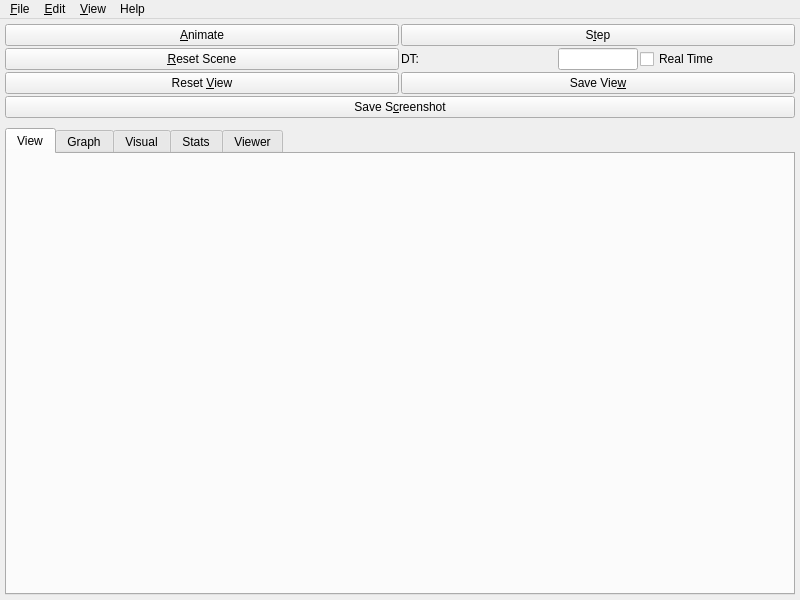
The window that applications/sofa/gui/qt/GUI.ui (sofa-framework/sofa) describes before a commit, drawn with Qt 5.
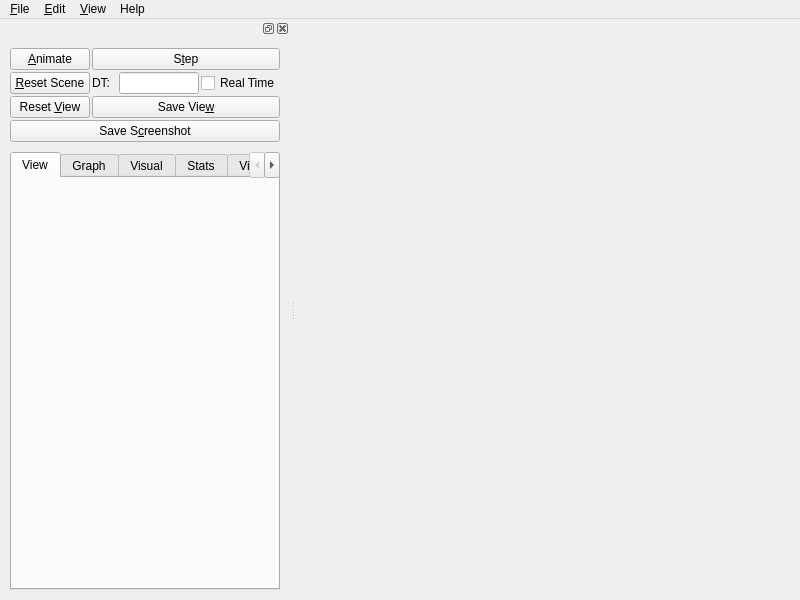
The same window after the commit. Icons and pictures are not drawn.

Commit message: runSofa qtGui: Clean up of dock widget mechanism, and set back resizing feature

```diff
--- a/applications/sofa/gui/qt/GUI.ui
+++ b/applications/sofa/gui/qt/GUI.ui
@@ -30,31 +30,144 @@
    <string>Sofa</string>
   </property>
   <widget class="QWidget" name="widget">
+   <property name="sizePolicy">
+    <sizepolicy hsizetype="Expanding" vsizetype="Expanding">
+     <horstretch>0</horstretch>
+     <verstretch>0</verstretch>
+    </sizepolicy>
+   </property>
    <property name="minimumSize">
     <size>
-     <width>200</width>
+     <width>0</width>
      <height>0</height>
     </size>
    </property>
    <layout class="QVBoxLayout">
-    <property name="margin">
+    <property name="sizeConstraint">
+     <enum>QLayout::SetNoConstraint</enum>
+    </property>
+    <property name="leftMargin">
+     <number>0</number>
+    </property>
+    <property name="topMargin">
+     <number>0</number>
+    </property>
+    <property name="rightMargin">
+     <number>0</number>
+    </property>
+    <property name="bottomMargin">
      <number>0</number>
     </property>
     <item>
-     <widget class="QSplitter" name="splitter2">
-      <property name="orientation">
-       <enum>Qt::Horizontal</enum>
-      </property>
-      <property name="opaqueResize">
-       <bool>false</bool>
-      </property>
-      <property name="handleWidth">
-       <number>1</number>
-      </property>
+     <layout class="QHBoxLayout" name="mainWidgetLayout"/>
+    </item>
+   </layout>
+  </widget>
+  <widget class="QMenuBar" name="menubar">
+   <property name="enabled">
+    <bool>true</bool>
+   </property>
+   <property name="geometry">
+    <rect>
+     <x>0</x>
+     <y>0</y>
+     <width>800</width>
+     <height>22</height>
+    </rect>
+   </property>
+   <widget class="QMenu" name="fileMenu">
+    <property name="title">
+     <string>&amp;File</string>
+    </property>
+    <addaction name="fileNewAction"/>
+    <addaction name="fileOpenAction"/>
+    <addaction name="fileReloadAction"/>
+    <addaction name="fileSaveAction"/>
+    <addaction name="fileSaveAsAction"/>
+    <addaction name="separator"/>
+    <addaction name="separator"/>
+    <addaction name="fileExitAction"/>
+   </widget>
+   <widget class="QMenu" name="editMenu">
+    <property name="title">
+     <string>&amp;Edit</string>
+    </property>
+    <addaction name="editRecordDirectoryAction"/>
+    <addaction name="editGnuplotDirectoryAction"/>
+    <addaction name="separator"/>
+    <addaction name="PluginManagerAction"/>
+    <addaction name="MouseManagerAction"/>
+    <addaction name="VideoRecorderManagerAction"/>
+   </widget>
+   <widget class="QMenu" name="View">
+    <property name="title">
+     <string>&amp;View</string>
+    </property>
+   </widget>
+   <widget class="QMenu" name="helpMenu">
+    <property name="title">
+     <string>Help</string>
+    </property>
+    <addaction name="helpContentsAction"/>
+    <addaction name="helpIndexAction"/>
+    <addaction name="separator"/>
+    <addaction name="helpAboutAction"/>
+   </widget>
+   <addaction name="fileMenu"/>
+   <addaction name="editMenu"/>
+   <addaction name="View"/>
+   <addaction name="helpMenu"/>
+  </widget>
+  <widget class="QDockWidget" name="dockWidget">
+   <property name="sizePolicy">
+    <sizepolicy hsizetype="Minimum" vsizetype="Expanding">
+     <horstretch>0</horstretch>
+     <verstretch>0</verstretch>
+    </sizepolicy>
+   </property>
+   <property name="minimumSize">
+    <size>
+     <width>200</width>
+     <height>551</height>
+    </size>
+   </property>
+   <attribute name="dockWidgetArea">
+    <number>1</number>
+   </attribute>
+   <widget class="QWidget" name="dockWidgetContents">
+    <property name="sizePolicy">
+     <sizepolicy hsizetype="Minimum" vsizetype="Expanding">
+      <horstretch>0</horstretch>
+      <verstretch>0</verstretch>
+     </sizepolicy>
+    </property>
+    <property name="minimumSize">
+     <size>
+      <width>200</width>
+      <height>0</height>
+     </size>
+    </property>
+    <layout class="QHBoxLayout" name="horizontalLayout">
+     <item>
       <widget class="QWidget" name="optionTabs" native="true">
-       <layout class="QVBoxLayout">
+       <property name="enabled">
+        <bool>true</bool>
+       </property>
+       <property name="sizePolicy">
+        <sizepolicy hsizetype="Expanding" vsizetype="Expanding">
+         <horstretch>0</horstretch>
+         <verstretch>0</verstretch>
+        </sizepolicy>
+       </property>
+       <layout class="QVBoxLayout" name="_13">
+        <property name="sizeConstraint">
+         <enum>QLayout::SetNoConstraint</enum>
+        </property>
         <item>
-         <layout class="QGridLayout">
+         <layout class="QGridLayout" name="_14">
+          <property name="sizeConstraint">
+           <enum>QLayout::SetNoConstraint</enum>
+          </property>
           <item row="2" column="0">
            <widget class="QPushButton" name="ResetViewButton">
             <property name="enabled">
@@ -71,46 +184,6 @@
             </property>
            </widget>
           </item>
-          <item row="1" column="1">
-           <layout class="QHBoxLayout">
-            <item>
-             <widget class="QLabel" name="dtLabel">
-              <property name="text">
-               <string>DT:</string>
-              </property>
-              <property name="wordWrap">
-               <bool>false</bool>
-              </property>
-             </widget>
-            </item>
-            <item>
-             <widget class="QLineEdit" name="dtEdit">
-              <property name="sizePolicy">
-               <sizepolicy hsizetype="Preferred" vsizetype="Fixed">
-                <horstretch>0</horstretch>
-                <verstretch>0</verstretch>
-               </sizepolicy>
-              </property>
-              <property name="maximumSize">
-               <size>
-                <width>80</width>
-                <height>32767</height>
-               </size>
-              </property>
-             </widget>
-            </item>
-            <item>
-             <widget class="QCheckBox" name="realTimeCheckBox">
-              <property name="toolTip">
-               <string>Use the duration of the previous simulation step as the next DT</string>
-              </property>
-              <property name="text">
-               <string>Real Time</string>
-              </property>
-             </widget>
-            </item>
-           </layout>
-          </item>
           <item row="0" column="0">
            <widget class="QPushButton" name="startButton">
             <property name="toolTip">
@@ -185,6 +258,55 @@
             </property>
            </widget>
           </item>
+          <item row="1" column="1">
+           <layout class="QHBoxLayout" name="_15">
+            <property name="sizeConstraint">
+             <enum>QLayout::SetNoConstraint</enum>
+            </property>
+            <item>
+             <widget class="QLabel" name="dtLabel">
+              <property name="text">
+               <string>DT:</string>
+              </property>
+              <property name="wordWrap">
+               <bool>false</bool>
+              </property>
+             </widget>
+            </item>
+            <item>
+             <widget class="QLineEdit" name="dtEdit">
+              <property name="sizePolicy">
+               <sizepolicy hsizetype="Expanding" vsizetype="Fixed">
+                <horstretch>0</horstretch>
+                <verstretch>0</verstretch>
+               </sizepolicy>
+              </property>
+              <property name="minimumSize">
+               <size>
+                <width>20</width>
+                <height>0</height>
+               </size>
+              </property>
+              <property name="maximumSize">
+               <size>
+                <width>80</width>
+                <height>32767</height>
+               </size>
+              </property>
+             </widget>
+            </item>
+            <item>
+             <widget class="QCheckBox" name="realTimeCheckBox">
+              <property name="toolTip">
+               <string>Use the duration of the previous simulation step as the next DT</string>
+              </property>
+              <property name="text">
+               <string>Real Time</string>
+              </property>
+             </widget>
+            </item>
+           </layout>
+          </item>
          </layout>
         </item>
         <item>
@@ -205,26 +327,44 @@
         </item>
         <item>
          <widget class="QTabWidget" name="tabs">
+          <property name="sizePolicy">
+           <sizepolicy hsizetype="Expanding" vsizetype="Expanding">
+            <horstretch>0</horstretch>
+            <verstretch>0</verstretch>
+           </sizepolicy>
+          </property>
+          <property name="minimumSize">
+           <size>
+            <width>200</width>
+            <height>0</height>
+           </size>
+          </property>
           <widget class="QWidget" name="tabView">
+           <property name="sizePolicy">
+            <sizepolicy hsizetype="Expanding" vsizetype="Expanding">
+             <horstretch>0</horstretch>
+             <verstretch>0</verstretch>
+            </sizepolicy>
+           </property>
            <attribute name="title">
             <string>View</string>
            </attribute>
-           <layout class="QGridLayout">
+           <layout class="QGridLayout" name="gridLayout1">
             <item row="2" column="0">
-             <layout class="QGridLayout">
+             <layout class="QGridLayout" name="_17">
               <item row="1" column="0">
-               <layout class="QGridLayout">
+               <layout class="QGridLayout" name="_18">
                 <item row="0" column="2">
                  <spacer name="spacer8">
                   <property name="orientation">
                    <enum>Qt::Horizontal</enum>
                   </property>
                   <property name="sizeType">
-                   <enum>QSizePolicy::Expanding</enum>
+                   <enum>QSizePolicy::Ignored</enum>
                   </property>
                   <property name="sizeHint" stdset="0">
                    <size>
-                    <width>299</width>
+                    <width>0</width>
                     <height>16</height>
                    </size>
                   </property>
@@ -258,11 +398,11 @@
                    <enum>Qt::Horizontal</enum>
                   </property>
                   <property name="sizeType">
-                   <enum>QSizePolicy::Expanding</enum>
+                   <enum>QSizePolicy::Ignored</enum>
                   </property>
                   <property name="sizeHint" stdset="0">
                    <size>
-                    <width>299</width>
+                    <width>0</width>
                     <height>16</height>
                    </size>
                   </property>
@@ -278,7 +418,7 @@
            <attribute name="title">
             <string>Graph</string>
            </attribute>
-           <layout class="QVBoxLayout">
+           <layout class="QVBoxLayout" name="_19">
             <item>
              <widget class="QPushButton" name="ExportGraphButton">
               <property name="text">
@@ -299,7 +439,7 @@
            <attribute name="title">
             <string>Visual</string>
            </attribute>
-           <layout class="QVBoxLayout">
+           <layout class="QVBoxLayout" name="_20">
             <item>
              <widget class="QPushButton" name="ExportVisualGraphButton">
               <property name="text">
@@ -320,7 +460,7 @@
            <attribute name="title">
             <string>Stats</string>
            </attribute>
-           <layout class="QVBoxLayout">
+           <layout class="QVBoxLayout" name="_21">
             <item>
              <widget class="QCheckBox" name="dumpStateCheckBox">
               <property name="toolTip">
@@ -367,14 +507,14 @@
            <attribute name="title">
             <string>Viewer</string>
            </attribute>
-           <layout class="QVBoxLayout">
+           <layout class="QVBoxLayout" name="_22">
             <item>
-             <layout class="QHBoxLayout">
+             <layout class="QHBoxLayout" name="_23">
               <property name="spacing">
                <number>0</number>
               </property>
               <item>
-               <spacer name="spacer5_3_2">
+               <spacer name="spacer5_3_3">
                 <property name="orientation">
                  <enum>Qt::Horizontal</enum>
                 </property>
@@ -420,7 +560,7 @@
                </widget>
               </item>
               <item>
-               <spacer name="spacer5_3_2_2">
+               <spacer name="spacer5_3_2_3">
                 <property name="orientation">
                  <enum>Qt::Horizontal</enum>
                 </property>
@@ -474,64 +614,9 @@
         </item>
        </layout>
       </widget>
-     </widget>
-    </item>
-   </layout>
-  </widget>
-  <widget class="QMenuBar" name="menubar">
-   <property name="enabled">
-    <bool>true</bool>
-   </property>
-   <property name="geometry">
-    <rect>
-     <x>0</x>
-     <y>0</y>
-     <width>800</width>
-     <height>22</height>
-    </rect>
-   </property>
-   <widget class="QMenu" name="fileMenu">
-    <property name="title">
-     <string>&amp;File</string>
-    </property>
-    <addaction name="fileNewAction"/>
-    <addaction name="fileOpenAction"/>
-    <addaction name="fileReloadAction"/>
-    <addaction name="fileSaveAction"/>
-    <addaction name="fileSaveAsAction"/>
-    <addaction name="separator"/>
-    <addaction name="separator"/>
-    <addaction name="fileExitAction"/>
+     </item>
+    </layout>
    </widget>
-   <widget class="QMenu" name="editMenu">
-    <property name="title">
-     <string>&amp;Edit</string>
-    </property>
-    <addaction name="editRecordDirectoryAction"/>
-    <addaction name="editGnuplotDirectoryAction"/>
-    <addaction name="separator"/>
-    <addaction name="PluginManagerAction"/>
-    <addaction name="MouseManagerAction"/>
-    <addaction name="VideoRecorderManagerAction"/>
-   </widget>
-   <widget class="QMenu" name="View">
-    <property name="title">
-     <string>&amp;View</string>
-    </property>
-   </widget>
-   <widget class="QMenu" name="helpMenu">
-    <property name="title">
-     <string>Help</string>
-    </property>
-    <addaction name="helpContentsAction"/>
-    <addaction name="helpIndexAction"/>
-    <addaction name="separator"/>
-    <addaction name="helpAboutAction"/>
-   </widget>
-   <addaction name="fileMenu"/>
-   <addaction name="editMenu"/>
-   <addaction name="View"/>
-   <addaction name="helpMenu"/>
   </widget>
   <action name="fileNewAction">
    <property name="icon">
```
Left out of the diff: 2 changed lines with no effect on the pictures. The commit also changes 2 other files.
